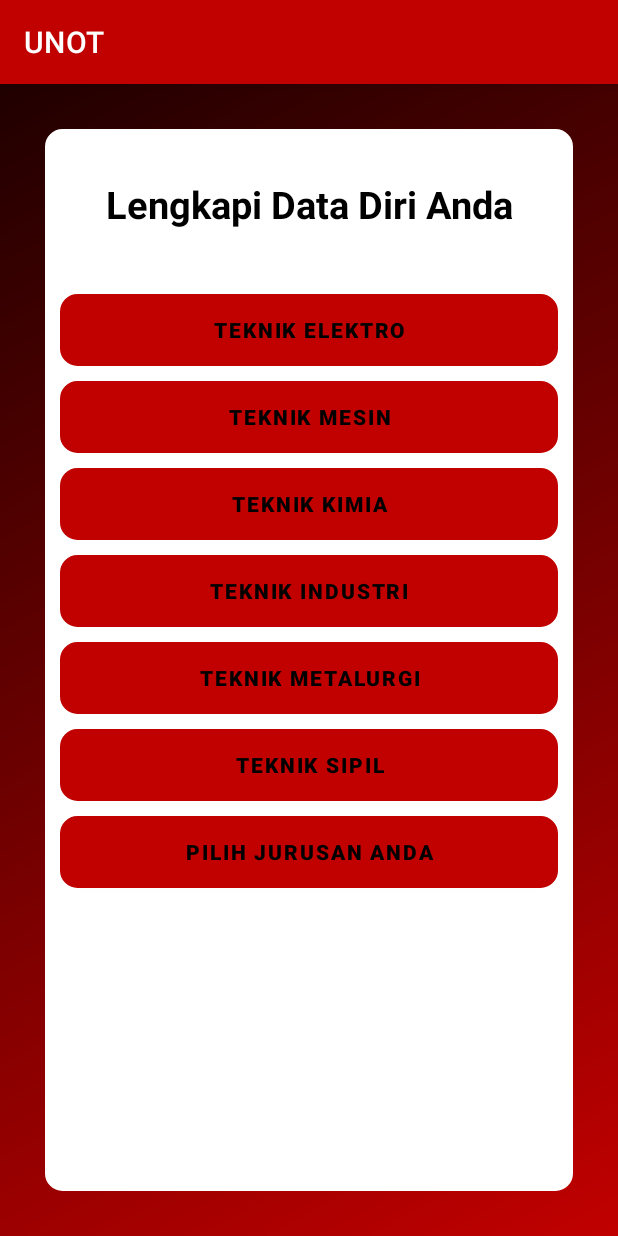
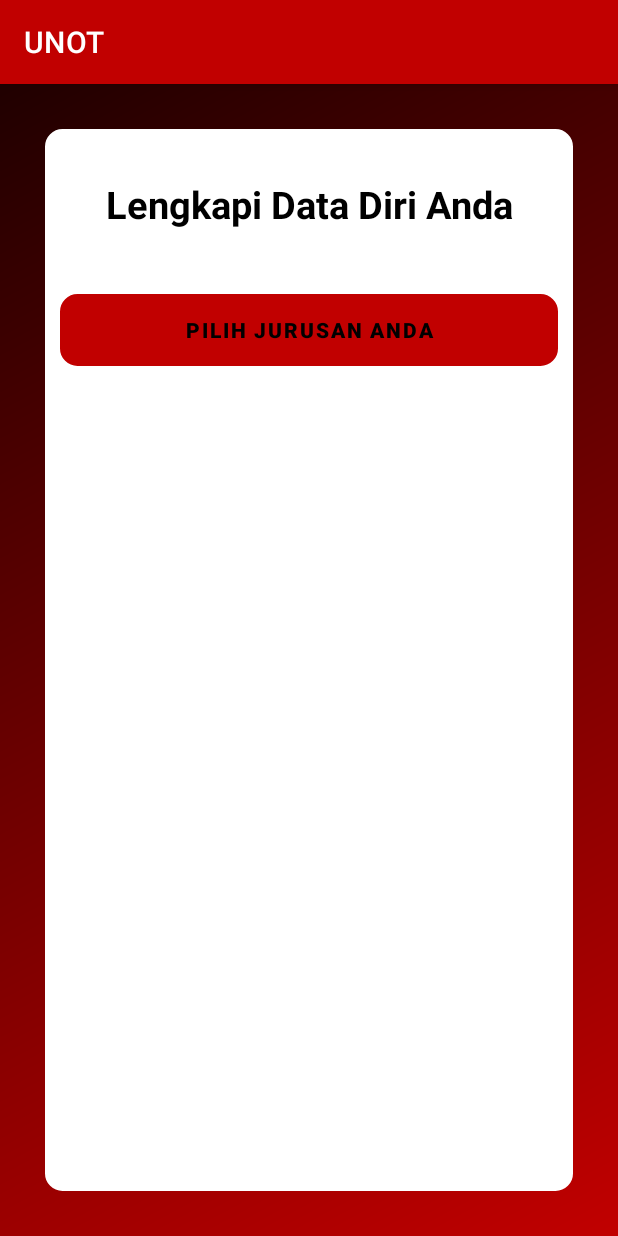
Before and after one commit to kuro-kazuto/UNOT, an Android app: the DataDiri screen opened directly, with no data from a screen before it, on a phone screen of 412 x 824 dp. Run offline under Robolectric (Android 15) with nearby library versions, the phone set to English and light mode, and no system bars; 1 statement that could not run was skipped.

Commit message:
10/10/21 *MAJOR - mengubah layout menjadi lebih efisien dengan dialog - mengubah nama class dan activity dan menyatukan activity
*MINOR
-mengubah tata letak layout dan optimalisasi tampilan

```diff
--- a/app/src/main/java/com/untirta/unot/DataDiri.java
+++ b/app/src/main/java/com/untirta/unot/DataDiri.java
@@ -10,88 +10,15 @@ import android.view.View;
 import android.widget.Button;
 
 public class DataDiri extends AppCompatActivity {
-    Button btnTE, btnM, btnK, btnI, btnMetal, btnS, dj;
+    Button dj;
 
     @Override
     protected void onCreate(Bundle savedInstanceState) {
         super.onCreate(savedInstanceState);
         setContentView(R.layout.activity_datadiri);
         setRequestedOrientation(ActivityInfo.SCREEN_ORIENTATION_PORTRAIT);
-        dj = findViewById(R.id.dialogjurusan);
-        btnI = findViewById(R.id.TI);
-        btnK = findViewById(R.id.TK);
-        btnM = findViewById(R.id.TM);
-        btnMetal = findViewById(R.id.TMetal);
-        btnTE = findViewById(R.id.TE);
-        btnS = findViewById(R.id.TS);
 
         String NIM = getIntent().getStringExtra("name");
-
-        btnI.setOnClickListener(new View.OnClickListener() {
-            @Override
-            public void onClick(View v) {
-                String jurusan = "Teknik Industri";
-                Intent intent =new Intent(DataDiri.this, AdminActivity.class);
-                intent.putExtra("name", NIM);
-                intent.putExtra("pilihan", jurusan);
-                startActivity(intent);
-            }
-        });
-
-        btnK.setOnClickListener(new View.OnClickListener() {
-            @Override
-            public void onClick(View v) {
-                String jurusan = "Teknik Kimia";
-                Intent intent =new Intent(DataDiri.this, AdminActivity.class);
-                intent.putExtra("name", NIM);
-                intent.putExtra("pilihan", jurusan);
-                startActivity(intent);
-            }
-        });
-
-        btnM.setOnClickListener(new View.OnClickListener() {
-            @Override
-            public void onClick(View v) {
-                String jurusan = "Teknik Mesin";
-                Intent intent =new Intent(DataDiri.this, AdminActivity.class);
-                intent.putExtra("name", NIM);
-                intent.putExtra("pilihan", jurusan);
-                startActivity(intent);
-            }
-        });
-
-        btnMetal.setOnClickListener(new View.OnClickListener() {
-            @Override
-            public void onClick(View v) {
-                String jurusan = "Teknik Metalurgi";
-                Intent intent =new Intent(DataDiri.this, AdminActivity.class);
-                intent.putExtra("name", NIM);
-                intent.putExtra("pilihan", jurusan);
-                startActivity(intent);
-            }
-        });
-
-        btnTE.setOnClickListener(new View.OnClickListener() {
-            @Override
-            public void onClick(View v) {
-                String jurusan = "Teknik Elektro";
-                Intent intent =new Intent(DataDiri.this, AdminActivity.class);
-                intent.putExtra("name", NIM);
-                intent.putExtra("pilihan", jurusan);
-                startActivity(intent);
-            }
-        });
-
-        btnS.setOnClickListener(new View.OnClickListener() {
-            @Override
-            public void onClick(View v) {
-                String jurusan = "Teknik Sipil";
-                Intent intent =new Intent(DataDiri.this, AdminActivity.class);
-                intent.putExtra("name", NIM);
-                intent.putExtra("pilihan", jurusan);
-                startActivity(intent);
-            }
-        });
 
         dj.setOnClickListener(new View.OnClickListener() {
             @Override
--- a/app/src/main/res/layout/activity_datadiri.xml
+++ b/app/src/main/res/layout/activity_datadiri.xml
@@ -33,101 +33,6 @@
             app:layout_constraintTop_toTopOf="parent"
             tools:ignore="HardcodedText"/>
 
-        <Button
-            android:id="@+id/TE"
-            android:layout_width="match_parent"
-            android:layout_height="wrap_content"
-            android:text="Teknik elektro"
-            android:textColor="#000000"
-            android:textStyle="bold"
-            android:background="@drawable/rounded_login"
-            android:backgroundTint="#FFFF3B"
-            app:layout_constraintEnd_toEndOf="parent"
-            app:layout_constraintStart_toStartOf="parent"
-            app:layout_constraintTop_toBottomOf="@+id/jurusan"
-            android:layout_marginStart="10dp"
-            android:layout_marginEnd="10dp"
-            android:layout_marginTop="10dp"/>
-
-        <Button
-            android:id="@+id/TM"
-            android:layout_width="match_parent"
-            android:layout_height="wrap_content"
-            android:text="Teknik mesin"
-            android:textColor="#000000"
-            android:textStyle="bold"
-            android:background="@drawable/rounded_login"
-            android:backgroundTint="#FFFF3B"
-            app:layout_constraintEnd_toEndOf="parent"
-            app:layout_constraintStart_toStartOf="parent"
-            app:layout_constraintTop_toBottomOf="@+id/TE"
-            android:layout_marginStart="10dp"
-            android:layout_marginEnd="10dp"
-            android:layout_marginTop="10dp"/>
-
-        <Button
-            android:id="@+id/TK"
-            android:layout_width="match_parent"
-            android:layout_height="wrap_content"
-            android:text="Teknik Kimia"
-            android:textColor="#000000"
-            android:textStyle="bold"
-            app:layout_constraintEnd_toEndOf="parent"
-            android:background="@drawable/rounded_login"
-            android:backgroundTint="#FFFF3B"
-            app:layout_constraintStart_toStartOf="parent"
-            app:layout_constraintTop_toBottomOf="@+id/TM"
-            android:layout_marginStart="10dp"
-            android:layout_marginEnd="10dp"
-            android:layout_marginTop="10dp"/>
-
-        <Button
-            android:id="@+id/TI"
-            android:layout_width="match_parent"
-            android:layout_height="wrap_content"
-            android:text="Teknik industri"
-            android:textColor="#000000"
-            android:textStyle="bold"
-            android:background="@drawable/rounded_login"
-            android:backgroundTint="#FFFF3B"
-            app:layout_constraintEnd_toEndOf="parent"
-            app:layout_constraintStart_toStartOf="parent"
-            app:layout_constraintTop_toBottomOf="@+id/TK"
-            android:layout_marginStart="10dp"
-            android:layout_marginEnd="10dp"
-            android:layout_marginTop="10dp"/>
-
-        <Button
-            android:id="@+id/TMetal"
-            android:layout_width="match_parent"
-            android:layout_height="wrap_content"
-            android:text="Teknik Metalurgi"
-            android:textColor="#000000"
-            android:textStyle="bold"
-            android:background="@drawable/rounded_login"
-            android:backgroundTint="#FFFF3B"
-            app:layout_constraintEnd_toEndOf="parent"
-            app:layout_constraintStart_toStartOf="parent"
-            app:layout_constraintTop_toBottomOf="@+id/TI"
-            android:layout_marginStart="10dp"
-            android:layout_marginEnd="10dp"
-            android:layout_marginTop="10dp"/>
-
-        <Button
-            android:id="@+id/TS"
-            android:layout_width="match_parent"
-            android:layout_height="wrap_content"
-            android:text="Teknik sipil"
-            android:textColor="#000000"
-            android:textStyle="bold"
-            android:background="@drawable/rounded_login"
-            android:backgroundTint="#FFFF3B"
-            app:layout_constraintEnd_toEndOf="parent"
-            app:layout_constraintStart_toStartOf="parent"
-            app:layout_constraintTop_toBottomOf="@+id/TMetal"
-            android:layout_marginStart="10dp"
-            android:layout_marginEnd="10dp"
-            android:layout_marginTop="10dp"/>
 
         <Button
             android:id="@+id/dialogjurusan"
```
